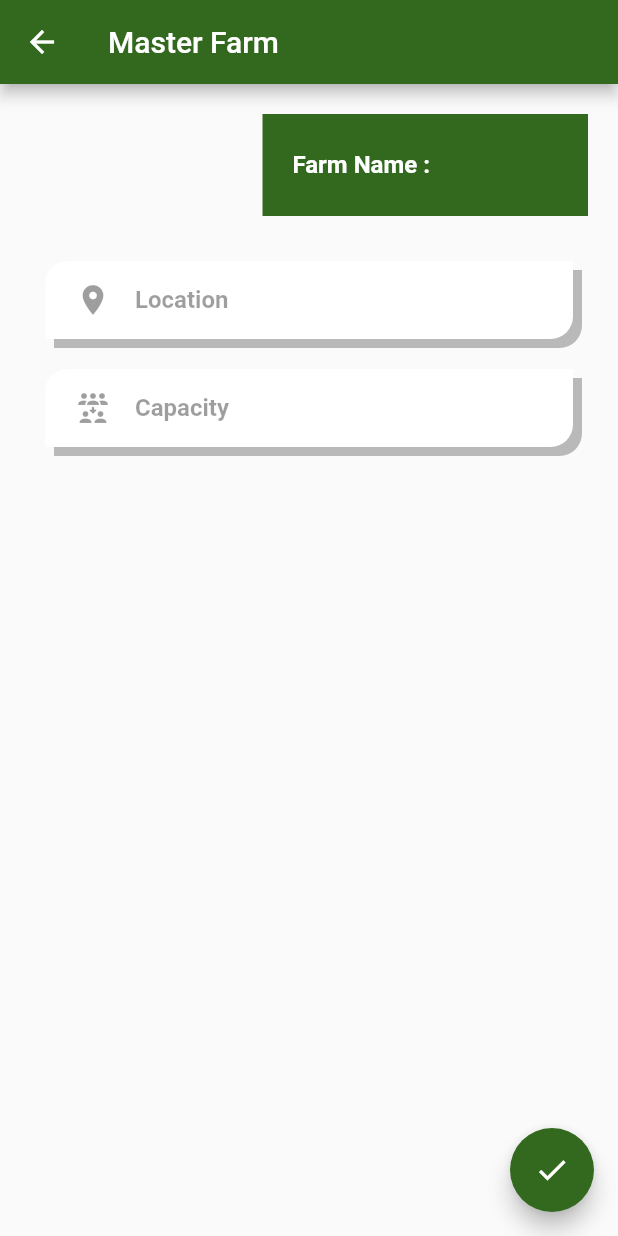
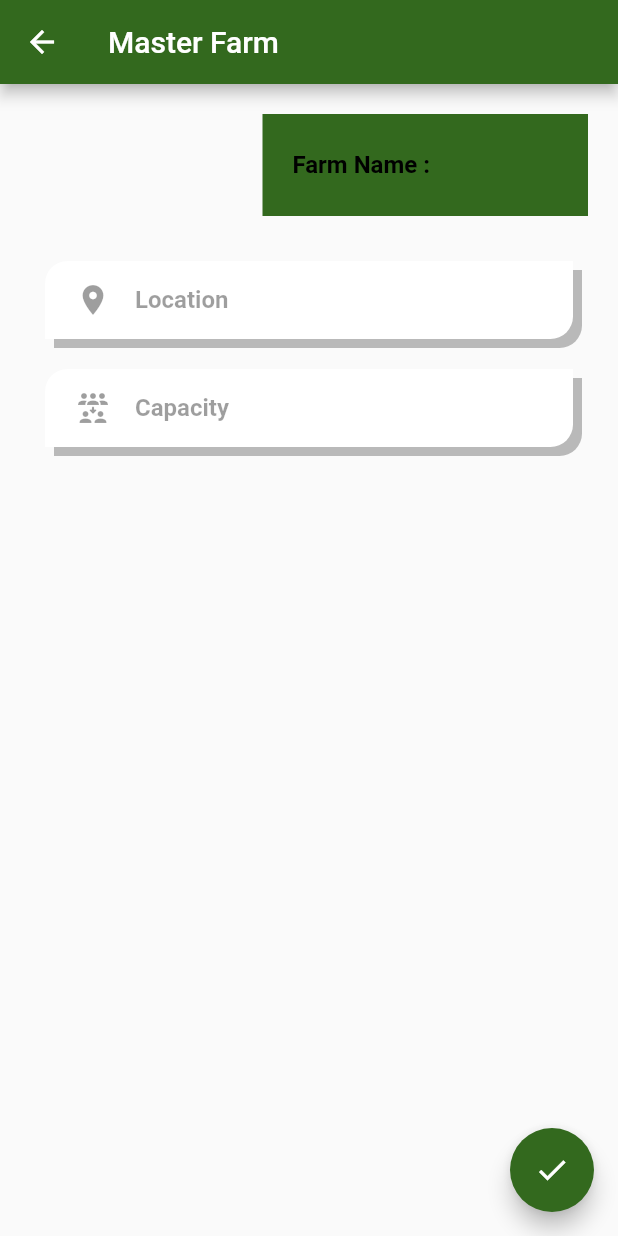
Before and after one commit to sreelakshmi8606/farm_app, a Flutter app: the FarmMaster screen opened directly, on a phone screen of 412 x 824 dp. Run offline on Flutter 3.47's test engine with Material 2 defaults, Android fonts, the phone set to English and light mode, and no system bars; our stand-ins replace bloc, dio, firebase_auth, firebase_core, flutter_bloc, google_fonts and 4 more; accounts and stored records are empty.

Commit message:
committed color changed in farm master editor

```diff
--- a/lib/forms/master_forms/Farm_Master_Editor.dart
+++ b/lib/forms/master_forms/Farm_Master_Editor.dart
@@ -105,7 +105,7 @@ class _FarmMasterState extends State<FarmMaster> {
                                 hintText: 'Farm Name : ',
                                 hintStyle: TextStyle(
                                     fontWeight: FontWeight.bold,
-                                    color: Colors.white),
+                                    color: Colors.black),
 
                               ),
                             ),
```
